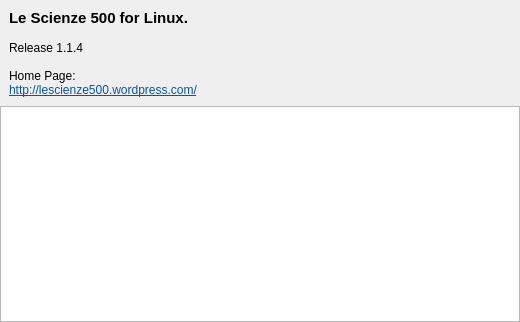
The window that lescienze500/src/about.ui (simon-r/LeScienze500) describes before a commit, drawn with Qt 5.
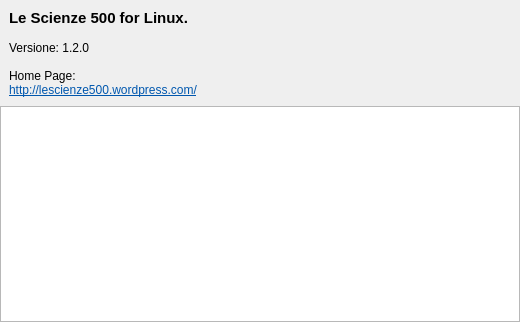
The same window after the commit. Icons and pictures are not drawn.

Commit message: mer 10 nov 2010, 17.45.36, CET

Patch:
```diff
--- a/lescienze500/src/about.ui
+++ b/lescienze500/src/about.ui
@@ -81,13 +81,13 @@
             <string>&lt;!DOCTYPE HTML PUBLIC &quot;-//W3C//DTD HTML 4.0//EN&quot; &quot;http://www.w3.org/TR/REC-html40/strict.dtd&quot;&gt;
 &lt;html&gt;&lt;head&gt;&lt;meta name=&quot;qrichtext&quot; content=&quot;1&quot; /&gt;&lt;style type=&quot;text/css&quot;&gt;
 p, li { white-space: pre-wrap; }
-&lt;/style&gt;&lt;/head&gt;&lt;body style=&quot; font-family:'MS Shell Dlg 2'; font-size:8.25pt; font-weight:400; font-style:normal;&quot;&gt;
-&lt;p style=&quot; margin-top:0px; margin-bottom:0px; margin-left:0px; margin-right:0px; -qt-block-indent:0; text-indent:0px;&quot;&gt;&lt;span style=&quot; font-family:'Sans Serif'; font-size:11pt; font-weight:600;&quot;&gt;Le Scienze 500 for Linux.&lt;/span&gt;&lt;/p&gt;
-&lt;p style=&quot;-qt-paragraph-type:empty; margin-top:0px; margin-bottom:0px; margin-left:0px; margin-right:0px; -qt-block-indent:0; text-indent:0px; font-family:'Sans Serif'; font-size:9pt;&quot;&gt;&lt;/p&gt;
-&lt;p style=&quot; margin-top:0px; margin-bottom:0px; margin-left:0px; margin-right:0px; -qt-block-indent:0; text-indent:0px;&quot;&gt;&lt;span style=&quot; font-family:'Sans Serif'; font-size:9pt;&quot;&gt;Release 1.1.4&lt;/span&gt;&lt;/p&gt;
-&lt;p style=&quot;-qt-paragraph-type:empty; margin-top:0px; margin-bottom:0px; margin-left:0px; margin-right:0px; -qt-block-indent:0; text-indent:0px; font-family:'Sans Serif'; font-size:9pt;&quot;&gt;&lt;/p&gt;
-&lt;p style=&quot; margin-top:0px; margin-bottom:0px; margin-left:0px; margin-right:0px; -qt-block-indent:0; text-indent:0px;&quot;&gt;&lt;span style=&quot; font-family:'Sans Serif'; font-size:9pt;&quot;&gt;Home Page:&lt;/span&gt;&lt;/p&gt;
-&lt;p style=&quot; margin-top:0px; margin-bottom:0px; margin-left:0px; margin-right:0px; -qt-block-indent:0; text-indent:0px;&quot;&gt;&lt;a href=&quot;http://lescienze500.wordpress.com/&quot;&gt;&lt;span style=&quot; font-family:'Sans Serif'; font-size:9pt; text-decoration: underline; color:#0057ae;&quot;&gt;http://lescienze500.wordpress.com/&lt;/span&gt;&lt;/a&gt;&lt;/p&gt;&lt;/body&gt;&lt;/html&gt;</string>
+&lt;/style&gt;&lt;/head&gt;&lt;body style=&quot; font-family:'Sans Serif'; font-size:9pt; font-weight:400; font-style:normal;&quot;&gt;
+&lt;p style=&quot; margin-top:0px; margin-bottom:0px; margin-left:0px; margin-right:0px; -qt-block-indent:0; text-indent:0px;&quot;&gt;&lt;span style=&quot; font-size:11pt; font-weight:600;&quot;&gt;Le Scienze 500 for Linux.&lt;/span&gt;&lt;/p&gt;
+&lt;p style=&quot;-qt-paragraph-type:empty; margin-top:0px; margin-bottom:0px; margin-left:0px; margin-right:0px; -qt-block-indent:0; text-indent:0px;&quot;&gt;&lt;/p&gt;
+&lt;p style=&quot; margin-top:0px; margin-bottom:0px; margin-left:0px; margin-right:0px; -qt-block-indent:0; text-indent:0px;&quot;&gt;Versione: 1.2.0&lt;/p&gt;
+&lt;p style=&quot;-qt-paragraph-type:empty; margin-top:0px; margin-bottom:0px; margin-left:0px; margin-right:0px; -qt-block-indent:0; text-indent:0px;&quot;&gt;&lt;/p&gt;
+&lt;p style=&quot; margin-top:0px; margin-bottom:0px; margin-left:0px; margin-right:0px; -qt-block-indent:0; text-indent:0px;&quot;&gt;Home Page:&lt;/p&gt;
+&lt;p style=&quot; margin-top:0px; margin-bottom:0px; margin-left:0px; margin-right:0px; -qt-block-indent:0; text-indent:0px;&quot;&gt;&lt;a href=&quot;http://lescienze500.wordpress.com/&quot;&gt;&lt;span style=&quot; text-decoration: underline; color:#0057ae;&quot;&gt;http://lescienze500.wordpress.com/&lt;/span&gt;&lt;/a&gt;&lt;/p&gt;&lt;/body&gt;&lt;/html&gt;</string>
            </property>
           </widget>
          </item>
```
The commit also changes 2 other files.
